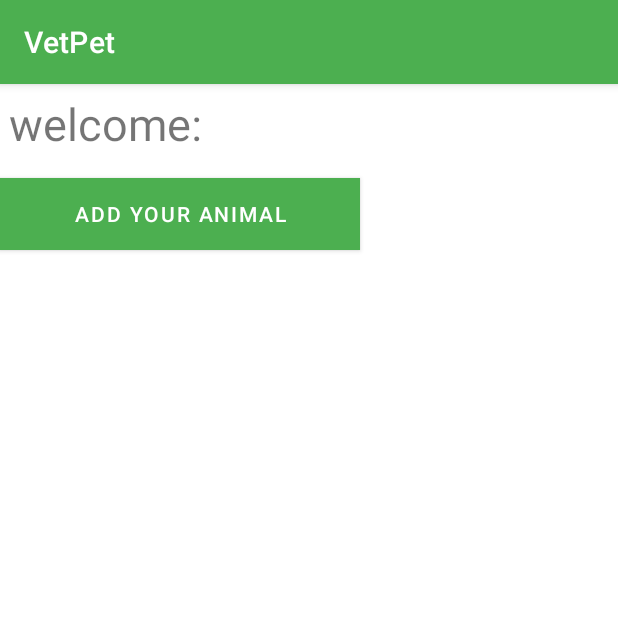
After one commit to Kobicohenn1/Vet-Pet-Project, an Android app: the ClientScreenMain screen opened directly, with no data from a screen before it, on a phone screen of 412 x 824 dp, the top half of it. The commit adds this screen. Run offline under Robolectric (Android 15) with nearby library versions, the phone set to English and light mode, and no system bars; our stand-ins replace Firebase (no records; nobody signed in at launch, a user with empty details on screens opened directly).

Commit message:
add-animal

```diff
--- /dev/null
+++ b/firstAPP/app/src/main/java/com/example/myfirstapp/ClientScreenMain.java
@@ -0,0 +1,46 @@
+package com.example.myfirstapp;
+
+import androidx.appcompat.app.AppCompatActivity;
+
+import android.content.Intent;
+import android.os.Bundle;
+import android.view.View;
+import android.widget.Button;
+import android.widget.EditText;
+import android.widget.TextView;
+
+import com.google.firebase.auth.FirebaseAuth;
+import com.google.firebase.auth.FirebaseUser;
+import com.google.firebase.database.DataSnapshot;
+
+public class ClientScreenMain extends AppCompatActivity implements View.OnClickListener {
+    private TextView welcome;
+    private Button btnAdd;
+    User u;
+
+    @Override
+    protected void onCreate(Bundle savedInstanceState) {
+
+        super.onCreate(savedInstanceState);
+        setContentView(R.layout.activity_client_screen_main);
+
+        welcome=(TextView) findViewById(R.id.welcomeClient);
+        btnAdd=(Button)findViewById(R.id.btn_Add);
+
+        welcome.setText("welcome:"+"");
+
+
+        btnAdd.setOnClickListener(this);
+
+    }
+
+    @Override
+    public void onClick(View v) {
+
+        if (btnAdd==v)
+        {
+            startActivity(new Intent(getApplicationContext(),AddAnimal.class));
+
+        }
+    }
+}
--- a/firstAPP/app/src/main/java/com/example/myfirstapp/LoginActivity.java
+++ b/firstAPP/app/src/main/java/com/example/myfirstapp/LoginActivity.java
@@ -104,7 +104,7 @@ public class LoginActivity extends AppCompatActivity {
                         @Override
                         public void onComplete (@NonNull Task < AuthResult > task) {
                                 if (task.isSuccessful()) {
-                                    startActivity(new Intent(context, AddAnimal.class));
+                                    startActivity(new Intent(context,ClientScreenMain.class));
                                 } else {
                                     Toast.makeText(context, "faild to login!", duration).show();
                                 }
--- a/firstAPP/app/src/main/java/com/example/myfirstapp/RegClientActivity.java
+++ b/firstAPP/app/src/main/java/com/example/myfirstapp/RegClientActivity.java
@@ -123,7 +123,7 @@ public class RegClientActivity extends AppCompatActivity implements View.OnClick
                 CharSequence textE = "This user already Exits";
                 if(task.isSuccessful())
                 {
-                    User user=new User(name,mail);
+                    User user=new User(name,mail,pNum);
                     FirebaseDatabase.getInstance().getReference("Users")
                             .child(FirebaseAuth.getInstance().getCurrentUser().getUid())
                             .setValue(user).addOnCompleteListener(new OnCompleteListener<Void>() {
--- a/firstAPP/app/src/main/java/com/example/myfirstapp/User.java
+++ b/firstAPP/app/src/main/java/com/example/myfirstapp/User.java
@@ -2,10 +2,11 @@ package com.example.myfirstapp;
 
 public class User
 {
-    public String fullname,email;
+    public String fullname,email,phone;
 
-    public User(String fullname,String email){
+    public User(String fullname,String email,String phone){
         this.fullname=fullname;
         this.email=email;
+        this.phone=phone;
     }
 }
--- a/firstAPP/app/src/main/res/layout/activity_add_animal.xml
+++ b/firstAPP/app/src/main/res/layout/activity_add_animal.xml
@@ -59,7 +59,7 @@
             android:layout_height="wrap_content"
             android:layout_gravity="right"
             android:layout_marginTop="10dp"
-            android:backgroundTint="#9E42B3"
+            android:backgroundTint="#FAAA35"
             android:text="Cat"
             android:textSize="15dp" />
     </LinearLayout>
--- /dev/null
+++ b/firstAPP/app/src/main/res/layout/activity_client_screen_main.xml
@@ -0,0 +1,33 @@
+<?xml version="1.0" encoding="utf-8"?>
+<LinearLayout xmlns:android="http://schemas.android.com/apk/res/android"
+    xmlns:app="http://schemas.android.com/apk/res-auto"
+    xmlns:tools="http://schemas.android.com/tools"
+    android:layout_width="match_parent"
+    android:layout_height="match_parent"
+    android:orientation="vertical"
+    tools:context=".ClientScreenMain">
+
+
+        <TextView
+            android:id="@+id/welcomeClient"
+            android:layout_width="wrap_content"
+            android:layout_height="wrap_content"
+            android:padding="6dp"
+            android:text="Welcome: "
+            android:textSize="30dp"
+            app:layout_constraintBottom_toBottomOf="parent"
+            app:layout_constraintLeft_toLeftOf="parent"
+            app:layout_constraintRight_toRightOf="parent"
+            app:layout_constraintTop_toTopOf="parent"/>
+
+        <Button
+            android:id="@+id/btn_Add"
+            android:layout_marginTop="10dp"
+            android:layout_width="240dp"
+            android:layout_height="wrap_content"
+            android:layout_marginRight="5dp"
+            android:text="Add your animal"
+            android:background="@android:color/black"/>
+
+
+</LinearLayout>
```
Also changed, not shown: firstAPP/app/src/main/AndroidManifest.xml (+4 -4 lines), firstAPP/app/src/main/java/com/example/myfirstapp/AddAnimal.java (+62 -3 lines).
